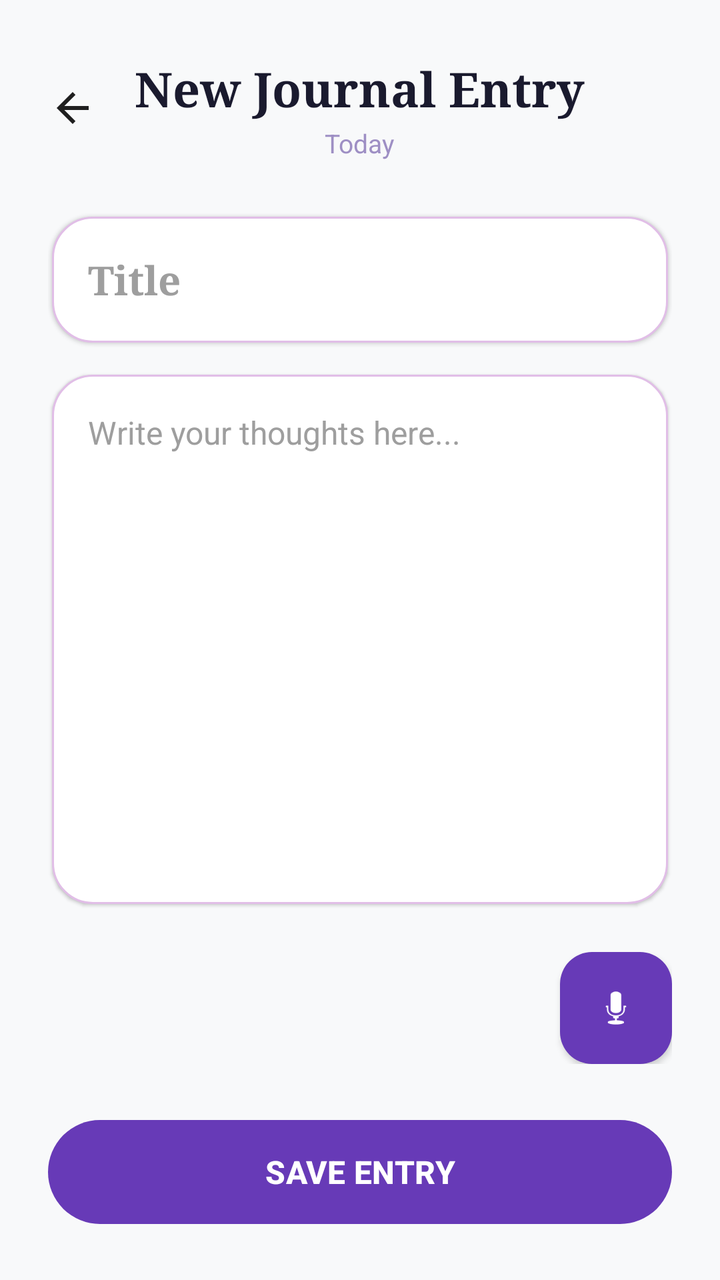
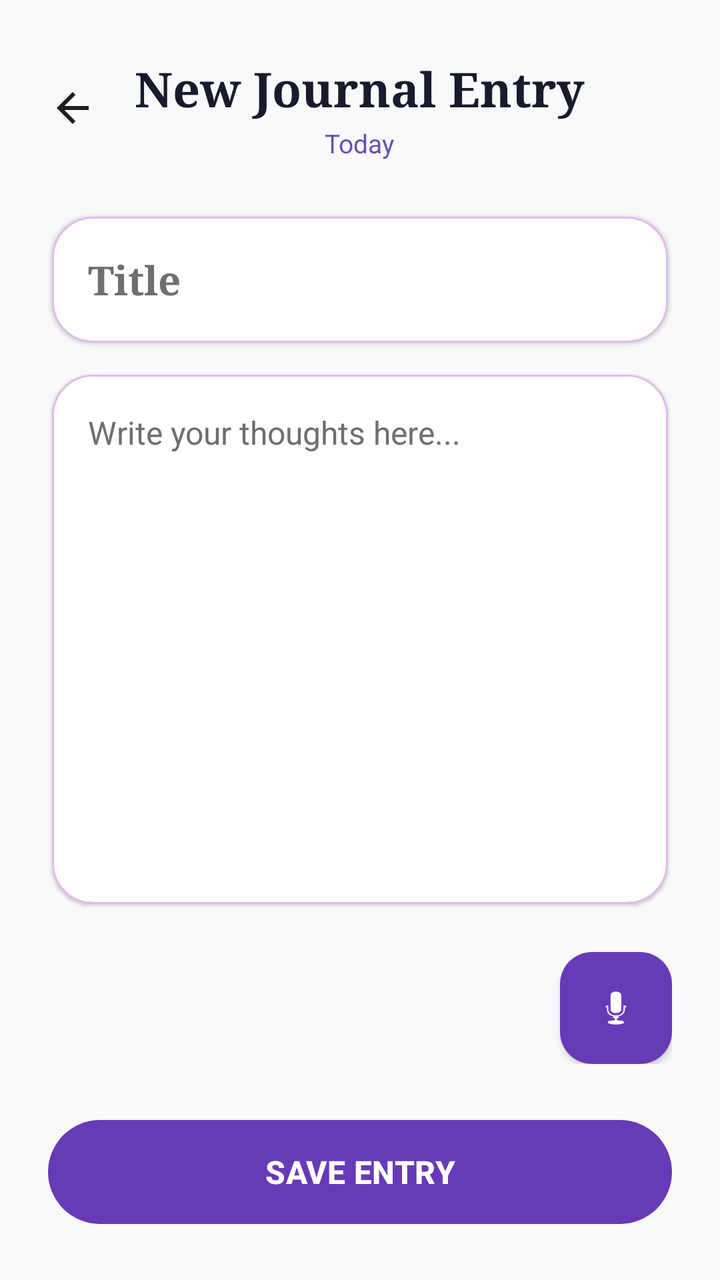

Screens rendered from an Android XML layout before and after an edit, with the pre-edit source and the edit as a unified diff.
<!-- AndroidManifest.xml: application theme Theme.SpiritualTracker -->
<!-- res/layout/activity_journal.xml -->
<?xml version="1.0" encoding="utf-8"?>
<LinearLayout xmlns:android="http://schemas.android.com/apk/res/android"
    xmlns:app="http://schemas.android.com/apk/res-auto"
    android:layout_width="match_parent"
    android:layout_height="match_parent"
    android:orientation="vertical"
    android:background="#F8F9FA"
    android:fitsSystemWindows="true">

    <LinearLayout
        android:layout_width="match_parent"
        android:layout_height="match_parent"
        android:orientation="vertical"
        android:padding="24dp">

        <FrameLayout
            android:layout_width="match_parent"
            android:layout_height="wrap_content"
            android:layout_marginTop="4dp"
            android:layout_marginBottom="28dp">

            <ImageView
                android:id="@+id/btnJournalClose"
                android:layout_width="44dp"
                android:layout_height="44dp"
                android:layout_gravity="start|center_vertical"
                android:layout_marginStart="-10dp"
                android:background="?attr/selectableItemBackgroundBorderless"
                android:contentDescription="Close"
                android:padding="10dp"
                android:src="@drawable/ic_back"
                app:tint="#1F1F1F" />

            <LinearLayout
                android:layout_width="wrap_content"
                android:layout_height="wrap_content"
                android:layout_gravity="center"
                android:gravity="center_horizontal"
                android:orientation="vertical">

                <TextView
                    android:id="@+id/tvJournalHeading"
                    android:layout_width="wrap_content"
                    android:layout_height="wrap_content"
                    android:text="New Journal Entry"
                    android:textSize="24sp"
                    android:textStyle="bold"
                    android:fontFamily="serif"
                    android:textColor="#1A1A2E"/>

                <TextView
                    android:id="@+id/tvJournalDate"
                    android:layout_width="wrap_content"
                    android:layout_height="wrap_content"
                    android:layout_marginTop="2dp"
                    android:text="Today"
                    android:textSize="13sp"
                    android:textColor="#9E8FC4"/>
            </LinearLayout>
        </FrameLayout>

        <EditText
            android:id="@+id/etTitle"
            android:layout_width="match_parent"
            android:layout_height="wrap_content"
            android:background="@drawable/bg_journal_field"
            android:elevation="1dp"
            android:padding="18dp"
            android:hint="Title"
            android:textSize="20sp"
            android:textStyle="bold"
            android:fontFamily="serif"
            android:layout_marginBottom="16dp"
            android:layout_marginHorizontal="2dp"
            android:textColor="#1F1F1F"
            android:textColorHint="#9E9E9E"/>

        <EditText
            android:id="@+id/etContent"
            android:layout_width="match_parent"
            android:layout_height="0dp"
            android:layout_weight="1"
            android:background="@drawable/bg_journal_field"
            android:elevation="1dp"
            android:padding="18dp"
            android:hint="Write your thoughts here..."
            android:gravity="top|start"
            android:textSize="16sp"
            android:lineSpacingExtra="6dp"
            android:layout_marginBottom="24dp"
            android:layout_marginHorizontal="2dp"
            android:textColor="#333333"
            android:textColorHint="#9E9E9E"/>

        <LinearLayout
            android:layout_width="match_parent"
            android:layout_height="wrap_content"
            android:orientation="horizontal"
            android:gravity="center_vertical|end"
            android:layout_marginBottom="24dp">

            <TextView
                android:id="@+id/tvRecordTimer"
                android:layout_width="0dp"
                android:layout_height="wrap_content"
                android:layout_weight="1"
                android:text="00:00"
                android:textColor="#999999"
                android:textSize="14sp"
                android:fontFamily="sans-serif-medium"
                android:paddingStart="4dp"
                android:visibility="gone" />

            <com.google.android.material.floatingactionbutton.FloatingActionButton
                android:id="@+id/btnDiscardAudio"
                android:layout_width="wrap_content"
                android:layout_height="wrap_content"
                android:layout_marginEnd="16dp"
                android:src="@android:drawable/ic_menu_delete"
                app:backgroundTint="#FEE7E6"
                app:tint="#E53935"
                app:elevation="0dp"
                app:fabCustomSize="40dp"
                android:visibility="gone" />

            <com.google.android.material.floatingactionbutton.FloatingActionButton
                android:id="@+id/btnRecord"
                android:layout_width="wrap_content"
                android:layout_height="wrap_content"
                android:src="@android:drawable/ic_btn_speak_now"
                app:backgroundTint="#673AB7"
                app:tint="@android:color/white"
                app:elevation="2dp"
                app:fabSize="normal" />
        </LinearLayout>

        <com.google.android.material.button.MaterialButton
            android:id="@+id/btnSaveJournal"
            android:layout_width="match_parent"
            android:layout_height="60dp"
            android:text="SAVE ENTRY"
            android:textSize="16sp"
            android:textStyle="bold"
            app:cornerRadius="30dp"
            app:backgroundTint="#673AB7"
            android:textColor="#ffffff"/>

    </LinearLayout>
</LinearLayout>
<!-- resources referenced by this layout -->
<resources>
  <!-- drawable bg_journal_field (drawable) -->
  <?xml version="1.0" encoding="utf-8"?>
  <shape xmlns:android="http://schemas.android.com/apk/res/android"
      android:shape="rectangle">
      <solid android:color="#FFFFFF" />
      <stroke android:width="1dp" android:color="#E1BEE7" />
      <corners android:radius="20dp" />
  </shape>
  <!-- drawable ic_back (drawable) -->
  <vector xmlns:android="http://schemas.android.com/apk/res/android"
      android:width="24dp"
      android:height="24dp"
      android:viewportWidth="24"
      android:viewportHeight="24">
      <path
          android:fillColor="#FFFFFFFF"
          android:pathData="M20,11H7.83l5.59,-5.59L12,4l-8,8 8,8 1.41,-1.41L7.83,13H20v-2z" />
  </vector>
  <style name="Theme.SpiritualTracker" parent="Base.Theme.SpiritualTracker" />
  <style name="Base.Theme.SpiritualTracker" parent="Theme.Material3.DayNight.NoActionBar">
          <item name="colorPrimary">#7E57C2</item>
          <item name="colorOnPrimary">#FFFFFF</item>
          <item name="colorSecondaryContainer">#D1C4E9</item>
          <item name="colorOnSecondaryContainer">#7E57C2</item>
          <item name="android:windowBackground">#F3F4F9</item>
          
          <item name="android:navigationBarColor">#F5F5F5</item>
          <item name="android:windowLightNavigationBar" tools:targetApi="27">true</item>
      </style>
</resources>

<!-- the commit's change to res/layout/activity_journal.xml (unified diff, before → after) -->
@@ -55,7 +55,7 @@
                     android:layout_marginTop="2dp"
                     android:text="Today"
                     android:textSize="13sp"
-                    android:textColor="#9E8FC4"/>
+                    android:textColor="#6A4FB0"/>
             </LinearLayout>
         </FrameLayout>
 
@@ -73,7 +73,7 @@
             android:layout_marginBottom="16dp"
             android:layout_marginHorizontal="2dp"
             android:textColor="#1F1F1F"
-            android:textColorHint="#9E9E9E"/>
+            android:textColorHint="#6E6E73"/>
 
         <EditText
             android:id="@+id/etContent"
@@ -90,7 +90,7 @@
             android:layout_marginBottom="24dp"
             android:layout_marginHorizontal="2dp"
             android:textColor="#333333"
-            android:textColorHint="#9E9E9E"/>
+            android:textColorHint="#6E6E73"/>
 
         <LinearLayout
             android:layout_width="match_parent"
@@ -105,7 +105,7 @@
                 android:layout_height="wrap_content"
                 android:layout_weight="1"
                 android:text="00:00"
-                android:textColor="#999999"
+                android:textColor="#5F5F64"
                 android:textSize="14sp"
                 android:fontFamily="sans-serif-medium"
                 android:paddingStart="4dp"
